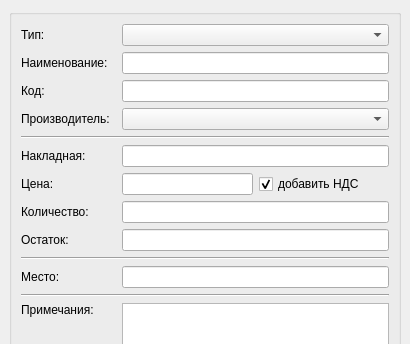
Before: the Qt Designer form src/ui/prihodadd.ui in alex-krutikov/sklad, drawn with Qt 5; both pictures show x 0 to 410 and y 0 to 344 of the 410 by 493 pixel window.
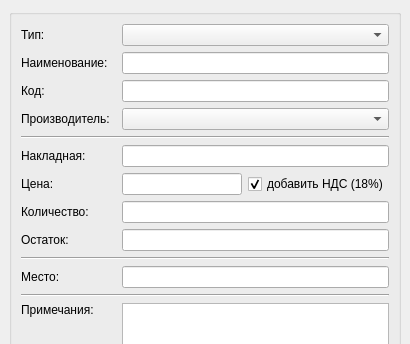
After: the same form once the commit is applied.

```diff
--- a/src/ui/prihodadd.ui
+++ b/src/ui/prihodadd.ui
@@ -116,7 +116,7 @@
       <item row="6" column="3" colspan="2" >
        <widget class="QCheckBox" name="bcb1" >
         <property name="text" >
-         <string>добавить НДС</string>
+         <string>добавить НДС (18%)</string>
         </property>
         <property name="checked" >
          <bool>true</bool>
```
